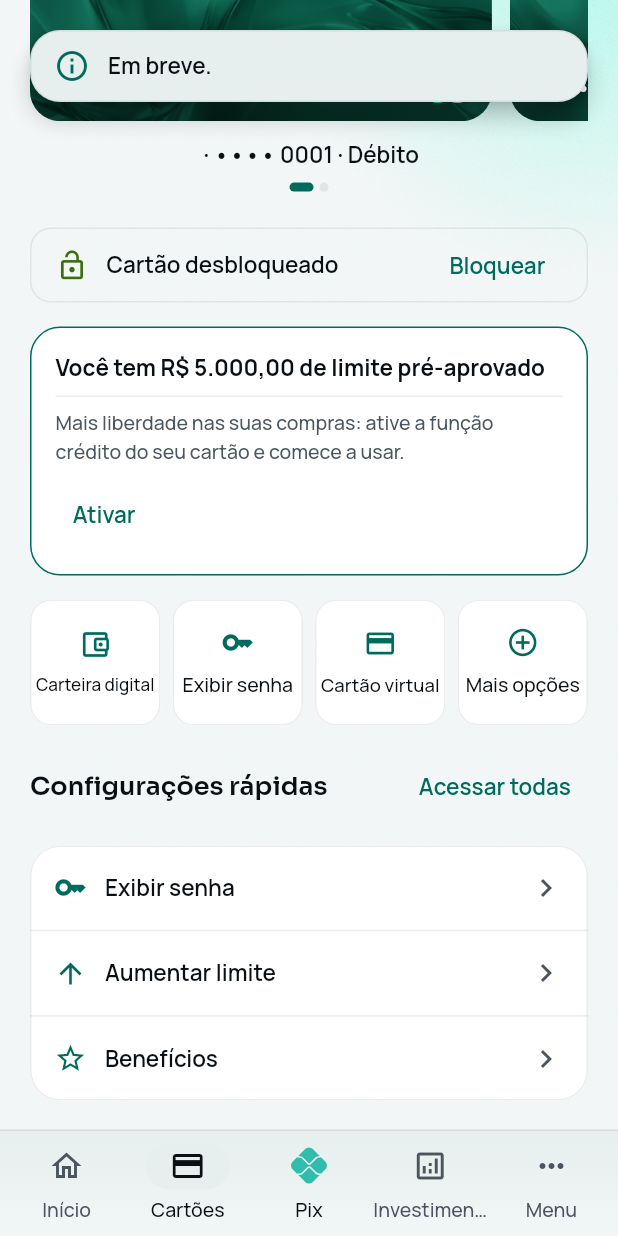
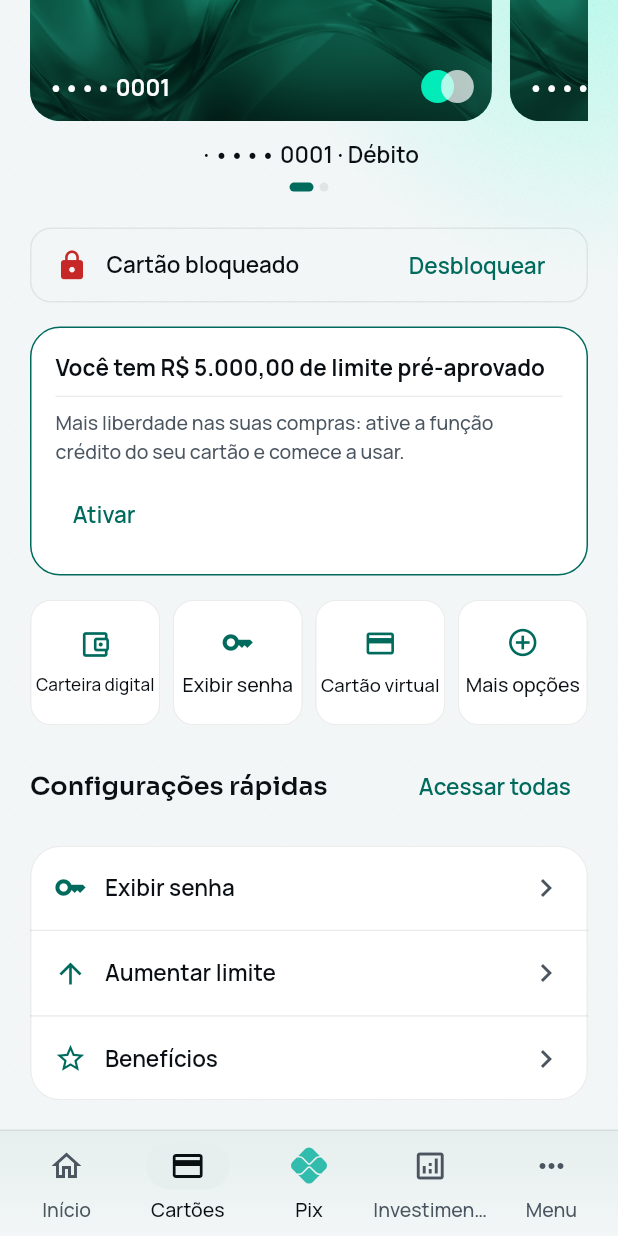
Before and after one commit to renatomf/next-bank, a Flutter app: the CardsScreen screen opened by its route, scrolled down 205 dp, after a tap on "Bloquear", on a phone screen of 412 x 824 dp. Run offline on Flutter 3.47's test engine with Material 3 defaults, Android fonts, the phone set to English and light mode, and no system bars; our stand-ins replace copy_with_extension, dio, flutter_riverpod, flutter_secure_storage, go_router, local_auth and 2 more; missing offline and left inert: local_auth_android, mobile_scanner, qr; accounts and stored records are empty; project files that could hold a hidden picture were left out.

Commit message:
feat(mobile): toggle the card lock on the screen
At the developer's request the debit card's lock switches between locked
and unlocked, its icon, text and button following; on the screen only,
until the server holds the card's state.

Co-Authored-By: Claude Opus 5.5 <noreply@anthropic.com>

```diff
--- a/apps/mobile/lib/features/cards/presentation/card_status_row.dart
+++ b/apps/mobile/lib/features/cards/presentation/card_status_row.dart
@@ -1,11 +1,19 @@
 import 'package:design_system/design_system.dart';
 import 'package:flutter/material.dart';
 
-/// Whether the card is unlocked, with the way to lock it. Layout only:
-/// "Bloquear" says it is coming.
-class CardStatusRow extends StatelessWidget {
-  /// Creates the row.
+/// Whether the card is locked, with the way to switch it (S21 checkpoint of
+/// v1.1.0, task 4.14). On the screen only for now: nothing reaches the
+/// server, which will hold the card's real state.
+class CardStatusRow extends StatefulWidget {
+  /// Creates the row, the card unlocked.
   const new({super.key});
+
+  @override
+  State<CardStatusRow> createState() => _CardStatusRowState();
+}
+
+class _CardStatusRowState extends State<CardStatusRow> {
+  bool _locked = false;
 
   @override
   Widget build(BuildContext context) {
@@ -20,17 +28,20 @@ class CardStatusRow extends StatelessWidget {
       child: Row(
         spacing: NbSpace.md,
         children: [
-          Icon(Icons.lock_open, size: NbSize.icon, color: colors.success),
+          Icon(
+            _locked ? Icons.lock : Icons.lock_open,
+            size: NbSize.icon,
+            color: _locked ? colors.danger : colors.success,
+          ),
           Expanded(
             child: Text(
-              'Cartão desbloqueado',
+              _locked ? 'Cartão bloqueado' : 'Cartão desbloqueado',
               style: NbType.bodyText.copyWith(color: colors.text),
             ),
           ),
           TextButton(
-            onPressed: () =>
-                showNbToast(context, 'Em breve.', icon: Icons.info_outline),
-            child: const Text('Bloquear'),
+            onPressed: () => setState(() => _locked = !_locked),
+            child: Text(_locked ? 'Desbloquear' : 'Bloquear'),
           ),
         ],
       ),
```
